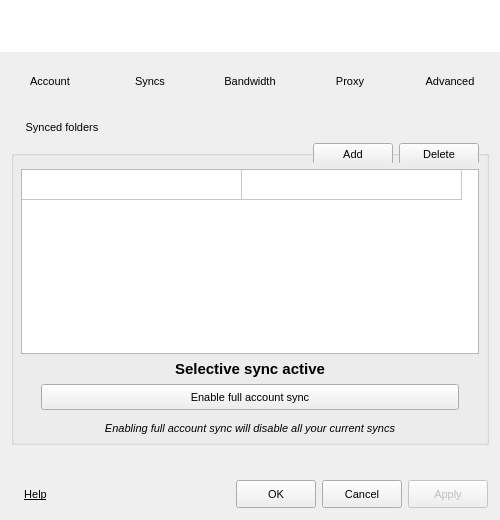
This is Source/MEGASync/gui/SettingsDialog.ui in meganz/MEGAsync as Qt 5 draws it before an edit. The edited form follows.
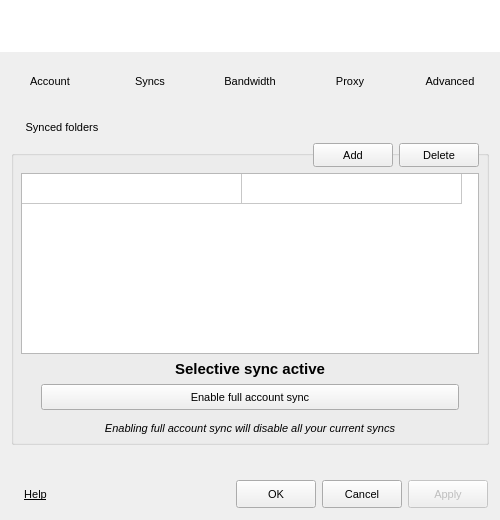
This is the edited form. The open tabs and pages were chosen to show the change. Icons and pictures are not drawn.

```diff
--- a/Source/MEGASync/gui/SettingsDialog.ui
+++ b/Source/MEGASync/gui/SettingsDialog.ui
@@ -904,7 +904,7 @@
             <property name="maximumSize">
              <size>
               <width>16777215</width>
-              <height>26</height>
+              <height>30</height>
              </size>
             </property>
             <property name="layoutDirection">
```
